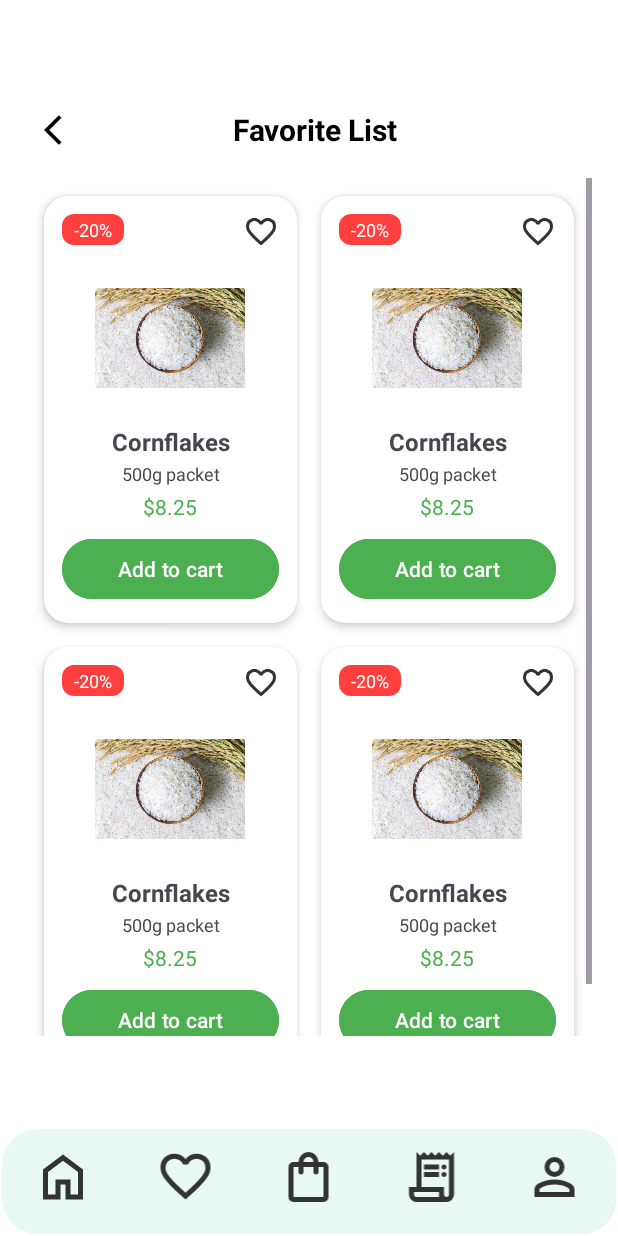
After one commit to yogzism890/Omurice, an Android app built with Jetpack Compose: the fragment FavoritListFragment placed in its activity, on a phone screen of 412 x 824 dp. The commit adds this screen. Run offline under Robolectric (Android 15) with nearby library versions, the phone set to English and light mode, and no system bars.

Commit message:
penambahan lsitfragmentfavorit dan perbaikan navigasi

```diff
--- a/app/src/main/java/com/uti/omurice/FavoritFragment.kt
+++ b/app/src/main/java/com/uti/omurice/FavoritFragment.kt
@@ -23,10 +23,12 @@
     override fun onViewCreated(view: View, savedInstanceState: Bundle?) {
         super.onViewCreated(view, savedInstanceState)
 
-        // Tombol filter ditekan -> tampilkan bottom sheet
+        // Tombol filter ditekan -> ganti fragment ke FilterFragment
         binding.btnFilter.setOnClickListener {
-            val bottomSheet = FilterBottomSheetFragment()
-            bottomSheet.show(parentFragmentManager, bottomSheet.tag)
+            parentFragmentManager.beginTransaction()
+                .replace(R.id.fragment_container, FilterBottomSheetFragment())
+                .addToBackStack(null)
+                .commit()
         }
     }
 
--- /dev/null
+++ b/app/src/main/java/com/uti/omurice/FavoritListFragment.kt
@@ -0,0 +1,59 @@
+package com.uti.omurice
+
+import android.os.Bundle
+import androidx.fragment.app.Fragment
+import android.view.LayoutInflater
+import android.view.View
+import android.view.ViewGroup
+
+// TODO: Rename parameter arguments, choose names that match
+// the fragment initialization parameters, e.g. ARG_ITEM_NUMBER
+private const val ARG_PARAM1 = "param1"
+private const val ARG_PARAM2 = "param2"
+
+/**
+ * A simple [Fragment] subclass.
+ * Use the [FavoritListFragment.newInstance] factory method to
+ * create an instance of this fragment.
+ */
+class FavoritListFragment : Fragment() {
+    // TODO: Rename and change types of parameters
+    private var param1: String? = null
+    private var param2: String? = null
+
+    override fun onCreate(savedInstanceState: Bundle?) {
+        super.onCreate(savedInstanceState)
+        arguments?.let {
+            param1 = it.getString(ARG_PARAM1)
+            param2 = it.getString(ARG_PARAM2)
+        }
+    }
+
+    override fun onCreateView(
+        inflater: LayoutInflater, container: ViewGroup?,
+        savedInstanceState: Bundle?
+    ): View? {
+        // Inflate the layout for this fragment
+        return inflater.inflate(R.layout.fragment_favorit_list, container, false)
+    }
+
+    companion object {
+        /**
+         * Use this factory method to create a new instance of
+         * this fragment using the provided parameters.
+         *
+         * @param param1 Parameter 1.
+         * @param param2 Parameter 2.
+         * @return A new instance of fragment FavoritListFragment.
+         */
+        // TODO: Rename and change types and number of parameters
+        @JvmStatic
+        fun newInstance(param1: String, param2: String) =
+            FavoritListFragment().apply {
+                arguments = Bundle().apply {
+                    putString(ARG_PARAM1, param1)
+                    putString(ARG_PARAM2, param2)
+                }
+            }
+    }
+}
--- a/app/src/main/java/com/uti/omurice/FilterBottomSheetFragment.kt
+++ b/app/src/main/java/com/uti/omurice/FilterBottomSheetFragment.kt
@@ -4,8 +4,9 @@
 import android.view.LayoutInflater
 import android.view.View
 import android.view.ViewGroup
+import android.widget.Button
+import androidx.fragment.app.Fragment
 import com.google.android.material.bottomsheet.BottomSheetDialogFragment
-import com.uti.omurice.R
 
 class FilterBottomSheetFragment : BottomSheetDialogFragment() {
 
@@ -15,4 +16,21 @@
     ): View? {
         return inflater.inflate(R.layout.fragment_filter_bottom_sheet, container, false)
     }
+
+    override fun onViewCreated(view: View, savedInstanceState: Bundle?) {
+        super.onViewCreated(view, savedInstanceState)
+
+        val btnApply = view.findViewById<Button>(R.id.btnApply)
+
+        btnApply.setOnClickListener {
+            // Tutup BottomSheet
+            dismiss()
+
+            // Navigasi ke FragmentFavoritList
+            parentFragmentManager.beginTransaction()
+                .replace(R.id.fragment_container, FavoritListFragment()) // ID dari container fragment utama
+                .addToBackStack(null)
+                .commit()
+        }
+    }
 }
--- /dev/null
+++ b/app/src/main/res/drawable/bg_discount_badge.xml
@@ -0,0 +1,5 @@
+<shape xmlns:android="http://schemas.android.com/apk/res/android"
+    android:shape="rectangle">
+    <solid android:color="@color/redygz"/>
+    <corners android:radius="8dp"/>
+</shape>
--- a/app/src/main/res/layout/fragment_favorit.xml
+++ b/app/src/main/res/layout/fragment_favorit.xml
@@ -94,16 +94,18 @@
         </LinearLayout>
 
         <!-- Kartu-kartu -->
+
         <androidx.cardview.widget.CardView
             android:id="@+id/card1"
             android:layout_width="160dp"
             android:layout_height="wrap_content"
             android:layout_marginStart="16dp"
-            android:layout_marginTop="30dp"
+            android:layout_marginTop="28dp"
             app:cardCornerRadius="16dp"
             app:cardElevation="4dp"
-            app:layout_constraintTop_toBottomOf="@id/searchBar"
-            app:layout_constraintStart_toStartOf="parent">
+            app:layout_constraintStart_toStartOf="parent"
+            app:layout_constraintTop_toBottomOf="@id/searchBar">
+
             <include layout="@layout/item_card" />
         </androidx.cardview.widget.CardView>
 
--- /dev/null
+++ b/app/src/main/res/layout/fragment_favorit_list.xml
@@ -0,0 +1,89 @@
+<?xml version="1.0" encoding="utf-8"?>
+<LinearLayout xmlns:android="http://schemas.android.com/apk/res/android"
+    xmlns:app="http://schemas.android.com/apk/res-auto"
+    android:orientation="vertical"
+    android:layout_width="match_parent"
+    android:layout_height="match_parent"
+    android:padding="16dp">
+
+    <!-- Header: Back Button + Title -->
+    <LinearLayout
+        android:layout_width="match_parent"
+        android:layout_height="wrap_content"
+        android:orientation="horizontal"
+        android:gravity="center_vertical">
+
+        <ImageButton
+            android:id="@+id/btn_back"
+            android:layout_width="48dp"
+            android:layout_height="48dp"
+            android:background="?attr/selectableItemBackgroundBorderless"
+            android:src="@drawable/ic_back"
+            android:contentDescription="Back"
+
+            />
+
+        <TextView
+            android:layout_width="0dp"
+            android:layout_height="wrap_content"
+            android:layout_weight="1"
+            android:text="Favorite List"
+            android:textSize="20sp"
+            android:textStyle="bold"
+            android:gravity="center"
+            android:textColor="@android:color/black" />
+
+        <!-- Optional right spacing -->
+        <View
+            android:layout_width="40dp"
+            android:layout_height="40dp" />
+    </LinearLayout>
+
+    <!-- Scrollable Grid of Cards -->
+    <ScrollView
+        android:layout_width="match_parent"
+        android:layout_height="0dp"
+        android:layout_weight="1"
+        android:paddingTop="8dp">
+
+        <GridLayout
+            android:id="@+id/gridLayout"
+            android:layout_width="match_parent"
+            android:layout_height="wrap_content"
+            android:columnCount="2"
+            android:alignmentMode="alignMargins"
+            android:columnOrderPreserved="false"
+            android:padding="4dp">
+
+            <!-- CARDs -->
+            <include
+                layout="@layout/item_favorite_card1"
+                android:layout_width="0dp"
+                android:layout_height="wrap_content"
+                android:layout_columnWeight="1"
+                android:layout_margin="8dp" />
+
+            <include
+                layout="@layout/item_favorite_card1"
+                android:layout_width="0dp"
+                android:layout_height="wrap_content"
+                android:layout_columnWeight="1"
+                android:layout_margin="8dp" />
+
+            <include
+                layout="@layout/item_favorite_card1"
+                android:layout_width="0dp"
+                android:layout_height="wrap_content"
+                android:layout_columnWeight="1"
+                android:layout_margin="8dp" />
+
+            <include
+                layout="@layout/item_favorite_card1"
+                android:layout_width="0dp"
+                android:layout_height="wrap_content"
+                android:layout_columnWeight="1"
+                android:layout_margin="8dp" />
+
+        </GridLayout>
+    </ScrollView>
+</LinearLayout>
--- /dev/null
+++ b/app/src/main/res/layout/item_favorite_card1.xml
@@ -0,0 +1,98 @@
+<?xml version="1.0" encoding="utf-8"?>
+<androidx.cardview.widget.CardView xmlns:android="http://schemas.android.com/apk/res/android"
+    xmlns:app="http://schemas.android.com/apk/res-auto"
+    android:layout_width="0dp"
+    android:layout_height="wrap_content"
+    android:layout_margin="8dp"
+    android:layout_columnWeight="1"
+    app:cardCornerRadius="16dp"
+    app:cardElevation="4dp">
+
+    <RelativeLayout
+        android:layout_width="match_parent"
+        android:layout_height="wrap_content"
+        android:padding="12dp">
+
+        <!-- Badge Diskon -->
+        <TextView
+            android:id="@+id/badge_discount"
+            android:layout_width="wrap_content"
+            android:layout_height="wrap_content"
+            android:layout_alignParentTop="true"
+            android:layout_alignParentStart="true"
+            android:background="@drawable/bg_discount_badge"
+            android:text="-20%"
+            android:textColor="@android:color/white"
+            android:textSize="12sp"
+            android:paddingHorizontal="8dp"
+            android:paddingVertical="2dp" />
+
+        <!-- Ikon Favorit -->
+        <ImageView
+            android:id="@+id/fav_icon"
+            android:layout_width="24dp"
+            android:layout_height="24dp"
+            android:layout_alignParentTop="true"
+            android:layout_alignParentEnd="true"
+            android:src="@drawable/favorit"
+            android:contentDescription="Favorite Icon" />
+
+        <!-- Gambar Produk -->
+        <ImageView
+            android:id="@+id/product_image"
+            android:layout_width="100dp"
+            android:layout_height="100dp"
+            android:layout_centerHorizontal="true"
+            android:layout_below="@id/badge_discount"
+            android:layout_marginTop="12dp"
+            android:scaleType="fitCenter"
+            android:src="@drawable/rice1" />
+
+        <!-- Nama Produk -->
+        <TextView
+            android:id="@+id/product_name"
+            android:layout_width="match_parent"
+            android:layout_height="wrap_content"
+            android:layout_below="@id/product_image"
+            android:text="Cornflakes"
+            android:textSize="16sp"
+            android:textStyle="bold"
+            android:gravity="center"
+            android:layout_marginTop="8dp" />
+
+        <!-- Detail Produk -->
+        <TextView
+            android:id="@+id/product_detail"
+            android:layout_width="match_parent"
+            android:layout_height="wrap_content"
+            android:layout_below="@id/product_name"
+            android:text="500g packet"
+            android:textSize="12sp"
+            android:gravity="center"
+            android:layout_marginTop="2dp" />
+
+        <!-- Harga -->
+        <TextView
+            android:id="@+id/product_price"
+            android:layout_width="match_parent"
+            android:layout_height="wrap_content"
+            android:layout_below="@id/product_detail"
+            android:text="$8.25"
+            android:textSize="14sp"
+            android:textColor="#4CAF50"
+            android:gravity="center"
+            android:layout_marginTop="4dp" />
+
+        <!-- Tombol -->
+        <Button
+            android:id="@+id/btn_add_to_cart"
+            android:layout_width="match_parent"
+            android:layout_height="wrap_content"
+            android:layout_below="@id/product_price"
+            android:text="Add to cart"
+            android:layout_marginTop="8dp"
+            android:backgroundTint="#4CAF50"
+            android:textColor="@android:color/white" />
+
+    </RelativeLayout>
+</androidx.cardview.widget.CardView>
--- a/app/src/main/res/values/strings.xml
+++ b/app/src/main/res/values/strings.xml
@@ -71,6 +71,9 @@
     <string name="desc_shop">desc_shop</string>
     <string name="desc_profil">desc_profil</string>
     <string name="desc_bill">desc_bill</string>
+    <string name="beras_top">Beras TOP</string>
+    <string name="_5000g_packet">5000g packet</string>
+    <string name="rp_75_000">Rp.75.000</string>
 
 
 </resources>
```
